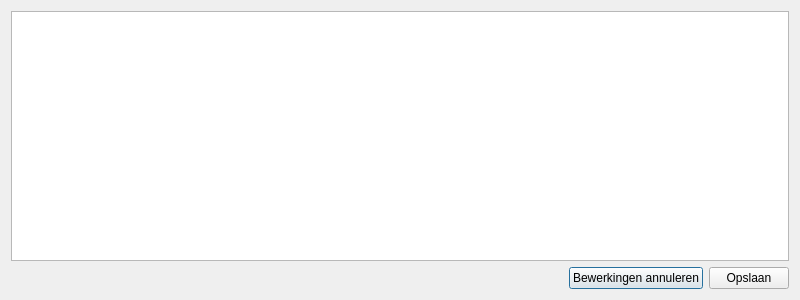
Before: the Qt Designer form overzichtvraagaanbod.ui in vvim/BT_deelnemers, drawn with Qt 5.
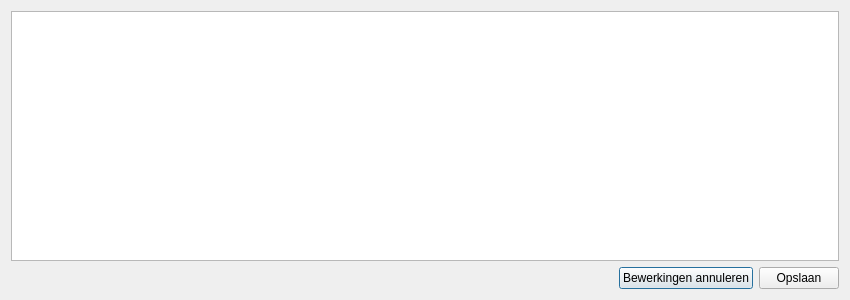
After: the same form once the commit is applied.

Commit message: V/A make QTableView more readable

Patch:
```diff
--- a/overzichtvraagaanbod.ui
+++ b/overzichtvraagaanbod.ui
@@ -6,7 +6,7 @@
    <rect>
     <x>0</x>
     <y>0</y>
-    <width>800</width>
+    <width>850</width>
     <height>300</height>
    </rect>
   </property>
```
The commit also changes 1 other file.
